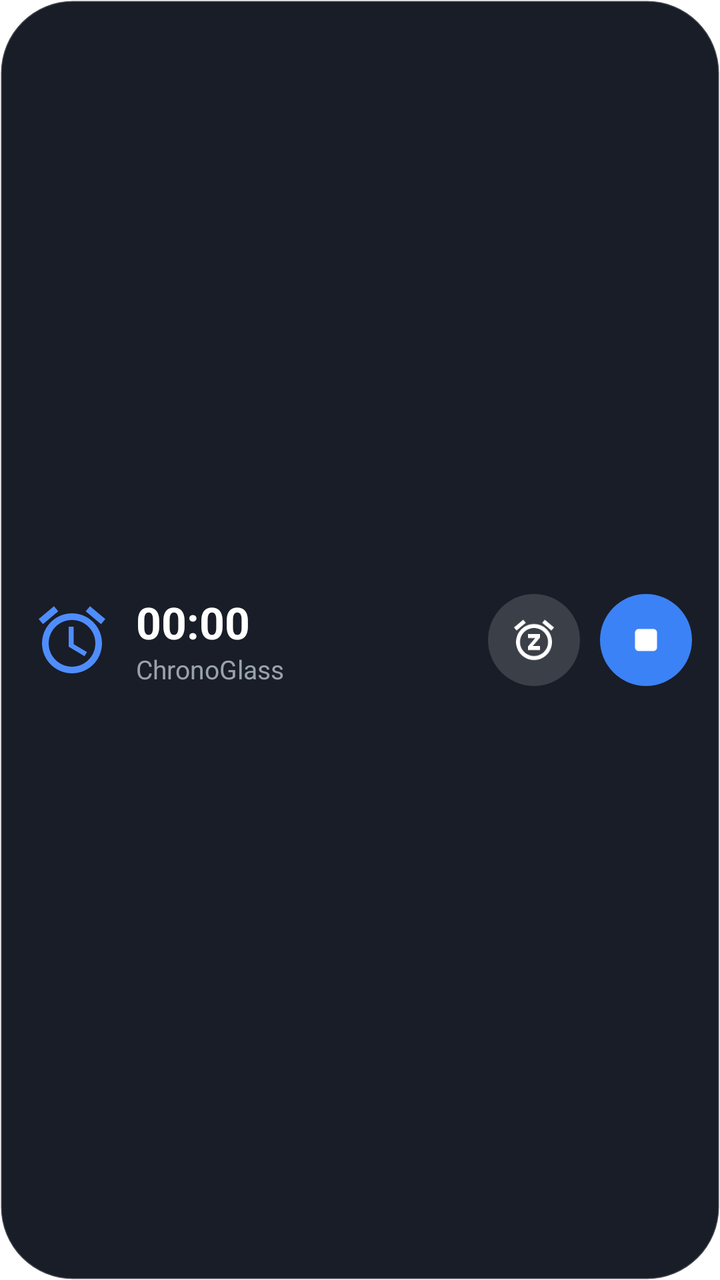
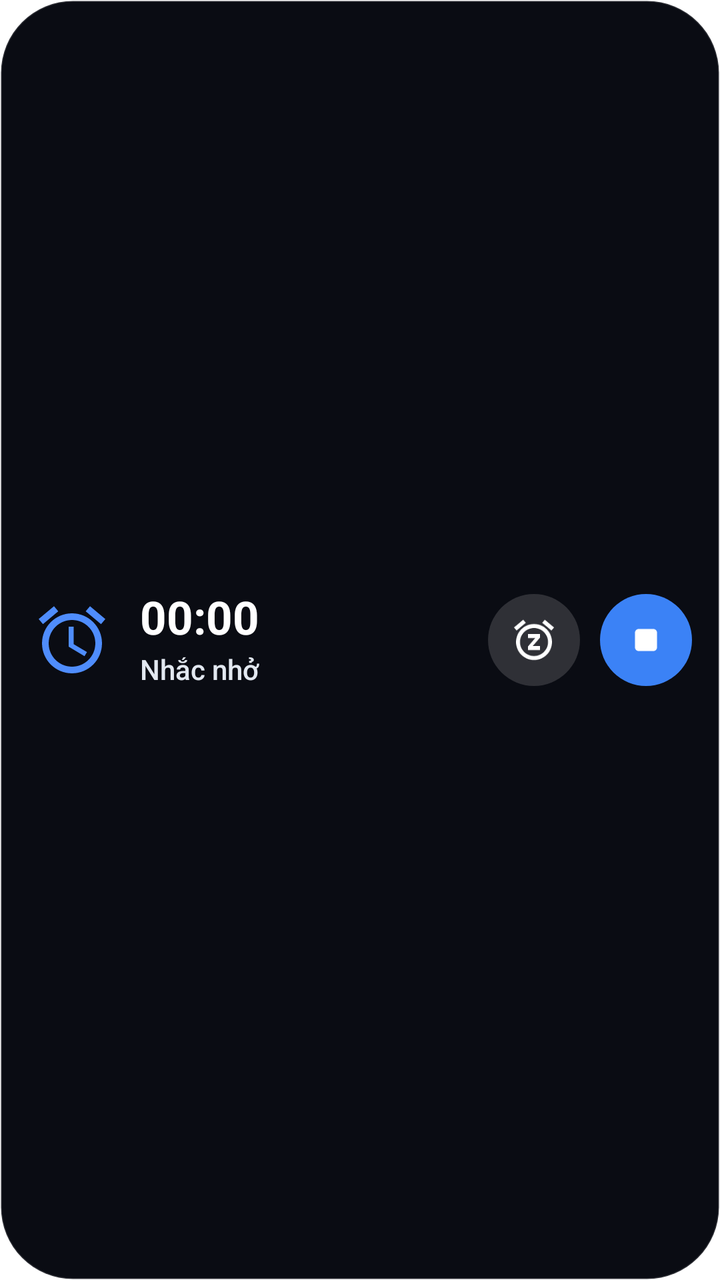

Compare the two renders of this Android layout. The source of the first and the diff that turns it into the second are given below.
<!-- AndroidManifest.xml: fallback theme Theme.MaterialComponents.DayNight.NoActionBar -->
<!-- res/layout/overlay_alarm_pill.xml -->
<?xml version="1.0" encoding="utf-8"?>
<LinearLayout xmlns:android="http://schemas.android.com/apk/res/android"
    android:id="@+id/alarm_pill_root"
    android:layout_width="match_parent"
    android:layout_height="wrap_content"
    android:background="@drawable/bg_alarm_pill"
    android:gravity="center_vertical"
    android:orientation="horizontal"
    android:paddingStart="16dp"
    android:paddingTop="12dp"
    android:paddingEnd="14dp"
    android:paddingBottom="12dp">

    <ImageView
        android:id="@+id/alarm_pill_icon"
        android:layout_width="40dp"
        android:layout_height="40dp"
        android:contentDescription="Alarm"
        android:src="@drawable/ic_alarm_clock_blue" />

    <LinearLayout
        android:layout_width="0dp"
        android:layout_height="wrap_content"
        android:layout_marginStart="12dp"
        android:layout_marginEnd="10dp"
        android:layout_weight="1"
        android:orientation="vertical">

        <TextView
            android:id="@+id/alarm_pill_time"
            android:layout_width="wrap_content"
            android:layout_height="wrap_content"
            android:ellipsize="end"
            android:maxLines="1"
            android:text="00:00"
            android:textColor="#FFFFFFFF"
            android:textSize="22sp"
            android:textStyle="bold" />

        <TextView
            android:id="@+id/alarm_pill_subtitle"
            android:layout_width="match_parent"
            android:layout_height="wrap_content"
            android:ellipsize="end"
            android:maxLines="1"
            android:text="ChronoGlass"
            android:textColor="#B8CBD5E1"
            android:textSize="13sp" />
    </LinearLayout>

    <FrameLayout
        android:id="@+id/alarm_pill_snooze"
        android:layout_width="46dp"
        android:layout_height="46dp"
        android:layout_marginEnd="10dp"
        android:background="@drawable/bg_snooze_circle"
        android:clickable="true"
        android:focusable="true">

        <ImageView
            android:layout_width="24dp"
            android:layout_height="24dp"
            android:layout_gravity="center"
            android:contentDescription="Snooze"
            android:src="@drawable/ic_snooze_zz" />
    </FrameLayout>

    <FrameLayout
        android:id="@+id/alarm_pill_stop"
        android:layout_width="46dp"
        android:layout_height="46dp"
        android:background="@drawable/bg_stop_circle"
        android:clickable="true"
        android:focusable="true">

        <ImageView
            android:layout_width="22dp"
            android:layout_height="22dp"
            android:layout_gravity="center"
            android:contentDescription="Stop"
            android:src="@drawable/ic_stop_square" />
    </FrameLayout>
</LinearLayout>
<!-- resources referenced by this layout -->
<resources>
  <!-- drawable bg_alarm_pill (drawable) -->
  <?xml version="1.0" encoding="utf-8"?>
  <shape xmlns:android="http://schemas.android.com/apk/res/android"
      android:shape="rectangle">
      <solid android:color="#F20D111C" />
      <corners android:radius="36dp" />
      <stroke
          android:width="1dp"
          android:color="#2EFFFFFF" />
  </shape>
  <!-- drawable bg_snooze_circle (drawable) -->
  <?xml version="1.0" encoding="utf-8"?>
  <shape xmlns:android="http://schemas.android.com/apk/res/android"
      android:shape="oval">
      <solid android:color="#26FFFFFF" />
  </shape>
  <!-- drawable bg_stop_circle (drawable) -->
  <?xml version="1.0" encoding="utf-8"?>
  <shape xmlns:android="http://schemas.android.com/apk/res/android"
      android:shape="oval">
      <solid android:color="#3B82F6" />
  </shape>
  <!-- drawable ic_alarm_clock_blue (drawable) -->
  <?xml version="1.0" encoding="utf-8"?>
  <vector xmlns:android="http://schemas.android.com/apk/res/android"
      android:width="36dp"
      android:height="36dp"
      android:viewportWidth="24"
      android:viewportHeight="24">
      <path
          android:fillColor="#4F8DFD"
          android:pathData="M22,5.72l-4.6,-3.86 -1.29,1.53 4.6,3.86L22,5.72zM7.88,3.39L6.6,1.86 2,5.71l1.29,1.53 4.59,-3.85zM12,4c-4.97,0 -9,4.03 -9,9s4.02,9 9,9c4.97,0 9,-4.03 9,-9s-4.03,-9 -9,-9zM12,20c-3.87,0 -7,-3.13 -7,-7s3.13,-7 7,-7 7,3.13 7,7 -3.13,7 -7,7zM12.5,8H11v6l4.75,2.85 0.75,-1.23 -4,-2.37V8z" />
  </vector>
  <!-- drawable ic_snooze_zz (drawable) -->
  <?xml version="1.0" encoding="utf-8"?>
  <vector xmlns:android="http://schemas.android.com/apk/res/android"
      android:width="24dp"
      android:height="24dp"
      android:viewportWidth="24"
      android:viewportHeight="24">
      <path
          android:fillColor="#FFFFFF"
          android:pathData="M7.88,3.39L6.6,1.86 2,5.71l1.29,1.53 4.59,-3.85zM22,5.72l-4.6,-3.86 -1.29,1.53 4.6,3.86L22,5.72zM12,4c-4.97,0 -9,4.03 -9,9s4.02,9 9,9c4.97,0 9,-4.03 9,-9s-4.03,-9 -9,-9zM12,20c-3.87,0 -7,-3.13 -7,-7s3.13,-7 7,-7 7,3.13 7,7 -3.13,7 -7,7zM9,11h3.63L9,15.2V17h6v-2h-3.63L15,10.8V9H9v2z" />
  </vector>
  <!-- drawable ic_stop_square (drawable) -->
  <?xml version="1.0" encoding="utf-8"?>
  <vector xmlns:android="http://schemas.android.com/apk/res/android"
      android:width="22dp"
      android:height="22dp"
      android:viewportWidth="24"
      android:viewportHeight="24">
      <path
          android:fillColor="#FFFFFF"
          android:pathData="M8,6h8c1.1,0 2,0.9 2,2v8c0,1.1 -0.9,2 -2,2H8c-1.1,0 -2,-0.9 -2,-2V8c0,-1.1 0.9,-2 2,-2z" />
  </vector>
</resources>

<!-- the commit's change to res/layout/overlay_alarm_pill.xml (unified diff, before → after) -->
@@ -7,9 +7,9 @@
     android:gravity="center_vertical"
     android:orientation="horizontal"
     android:paddingStart="16dp"
-    android:paddingTop="12dp"
+    android:paddingTop="13dp"
     android:paddingEnd="14dp"
-    android:paddingBottom="12dp">
+    android:paddingBottom="13dp">
 
     <ImageView
         android:id="@+id/alarm_pill_icon"
@@ -21,7 +21,7 @@
     <LinearLayout
         android:layout_width="0dp"
         android:layout_height="wrap_content"
-        android:layout_marginStart="12dp"
+        android:layout_marginStart="14dp"
         android:layout_marginEnd="10dp"
         android:layout_weight="1"
         android:orientation="vertical">
@@ -31,21 +31,24 @@
             android:layout_width="wrap_content"
             android:layout_height="wrap_content"
             android:ellipsize="end"
+            android:includeFontPadding="false"
             android:maxLines="1"
             android:text="00:00"
             android:textColor="#FFFFFFFF"
-            android:textSize="22sp"
+            android:textSize="23sp"
             android:textStyle="bold" />
 
         <TextView
             android:id="@+id/alarm_pill_subtitle"
             android:layout_width="match_parent"
             android:layout_height="wrap_content"
+            android:layout_marginTop="2dp"
             android:ellipsize="end"
-            android:maxLines="1"
-            android:text="ChronoGlass"
-            android:textColor="#B8CBD5E1"
-            android:textSize="13sp" />
+            android:fontFamily="sans-serif-medium"
+            android:maxLines="2"
+            android:text="Nhắc nhở"
+            android:textColor="#E2E8F0"
+            android:textSize="14sp" />
     </LinearLayout>
 
     <FrameLayout
<!-- resource entries referenced after the edit -->
@@ -4,11 +4,11 @@
   <?xml version="1.0" encoding="utf-8"?>
   <shape xmlns:android="http://schemas.android.com/apk/res/android"
       android:shape="rectangle">
-      <solid android:color="#F20D111C" />
+      <solid android:color="#FA06080F" />
       <corners android:radius="36dp" />
       <stroke
           android:width="1dp"
-          android:color="#2EFFFFFF" />
+          android:color="#24FFFFFF" />
   </shape>
   <!-- drawable bg_snooze_circle (drawable) -->
   <?xml version="1.0" encoding="utf-8"?>
